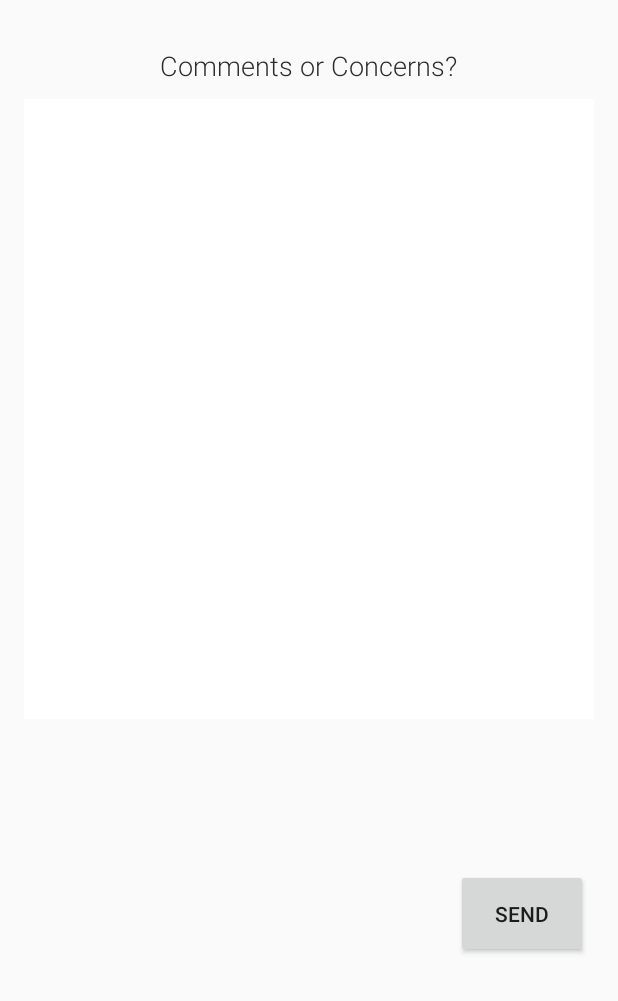
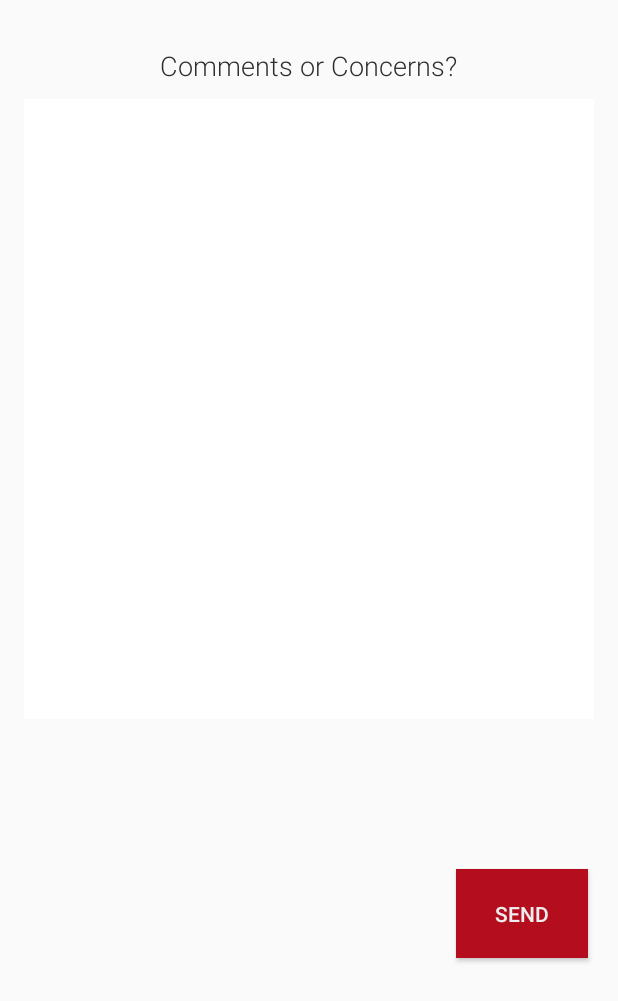
Before and after one commit to montselozanod/LearnPop, an Android app: the layout fragment_help.xml on its own in the app's theme, with its tools: preview values and no code run, on a phone screen of 412 x 824 dp. Shown: the top 1001 px of the screen. Run offline under Robolectric (Android 15) with nearby library versions, the phone set to English and light mode, and no system bars.

Commit message:
change button color for help... still have bug with shared preferences

```diff
--- a/app/src/main/java/mindpop/learnpop/Preferences.java
+++ b/app/src/main/java/mindpop/learnpop/Preferences.java
@@ -4,6 +4,7 @@ import android.content.Context;
 import android.content.SharedPreferences;
 import android.os.Bundle;
 import android.support.v4.app.Fragment;
+import android.util.Log;
 import android.view.LayoutInflater;
 import android.view.View;
 import android.view.ViewGroup;
@@ -48,6 +49,7 @@ public class Preferences extends Fragment {
     public View onCreateView(LayoutInflater inflater, ViewGroup container,
                              Bundle savedInstanceState) {
         View rootView = inflater.inflate(R.layout.fragment_preferences, container, false);
+        sharedPreferences = getActivity().getSharedPreferences(USER_PREFERENCES, Context.MODE_PRIVATE);
         setSharedPreferences(rootView);
         setSpinnerContent(rootView);
         setCheckTextViews(rootView);
@@ -76,7 +78,6 @@ public class Preferences extends Fragment {
     }
 
     private void setSharedPreferences(View v){
-        sharedPreferences = getActivity().getSharedPreferences(USER_PREFERENCES, Context.MODE_PRIVATE);
 
         if(sharedPreferences.contains(bilingual)){
            bilingual_check.setChecked(sharedPreferences.getBoolean(bilingual, false));
--- a/app/src/main/res/layout/fragment_help.xml
+++ b/app/src/main/res/layout/fragment_help.xml
@@ -38,6 +38,8 @@
         android:layout_height="wrap_content"
         android:text="Send"
         android:id="@+id/btnSend"
+        android:background="@color/red"
+        android:textColor="@color/frame_solid"
         android:layout_alignParentBottom="true"
         android:layout_alignParentRight="true"
         android:layout_alignParentEnd="true"
```
